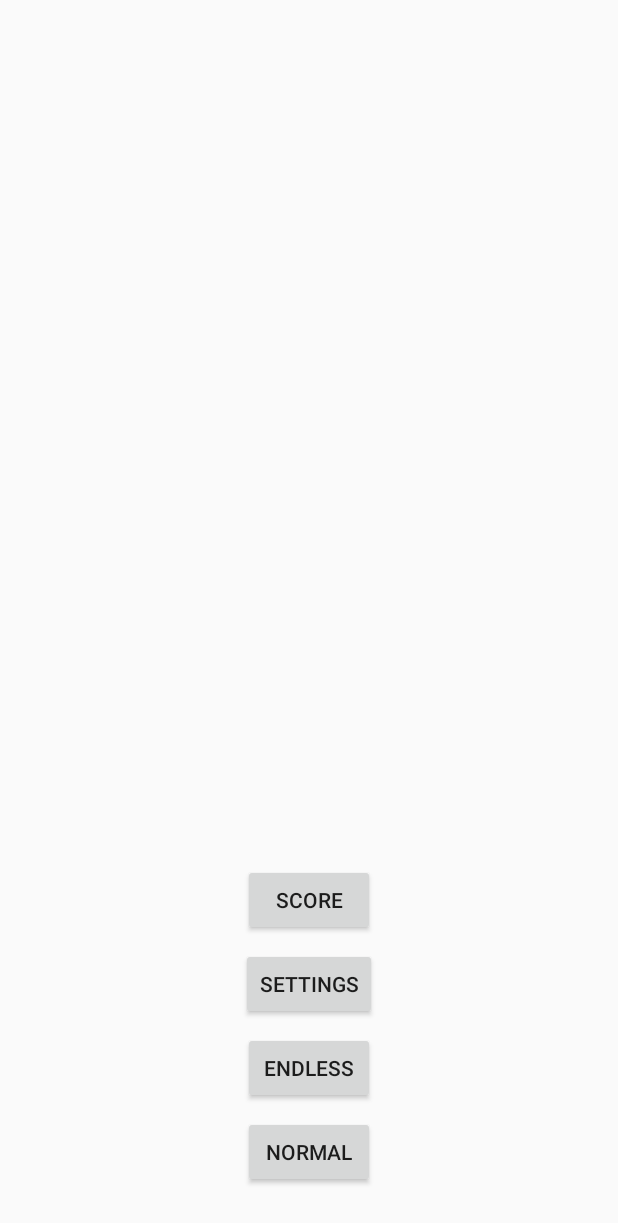
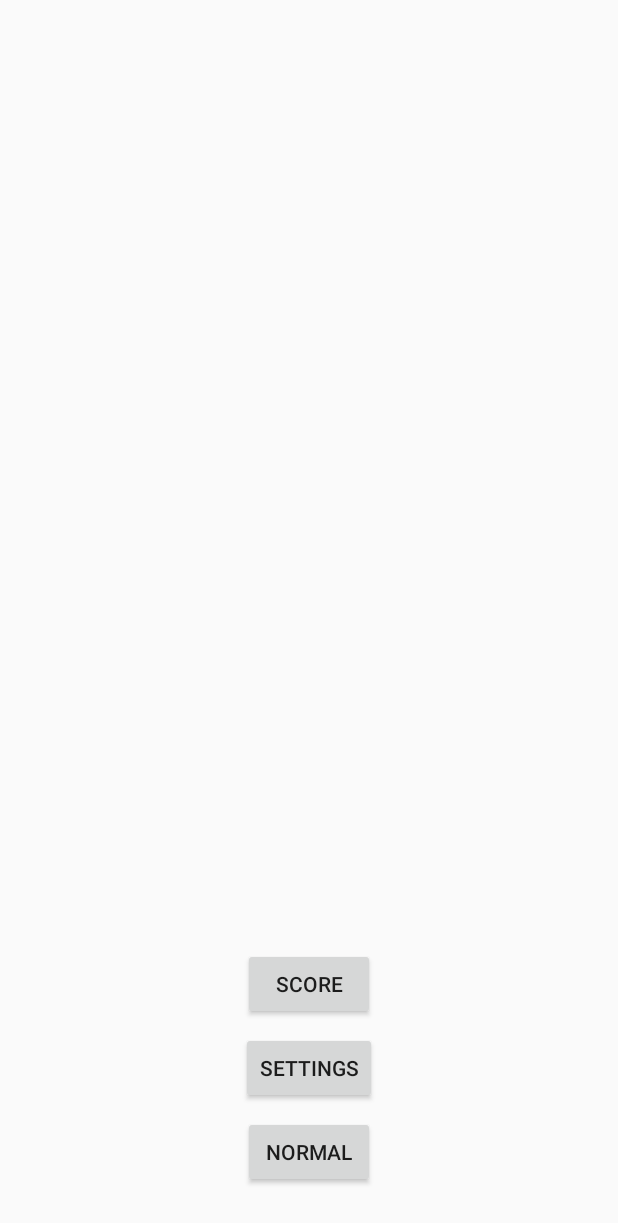
Before and after one commit to akalier/Defender2, an Android app: the layout activity_menu.xml on its own in the app's theme, with its tools: preview values and no code run, on a phone screen of 412 x 824 dp. Shown: the top 1223 px of the screen. Run offline under Robolectric (Android 15) with nearby library versions, the phone set to English and light mode, and no system bars.

Commit message:
Back to menu infinite loop fix

```diff
--- a/app/src/main/AndroidManifest.xml
+++ b/app/src/main/AndroidManifest.xml
@@ -20,8 +20,7 @@
         <activity
             android:name=".MenuActivity"
             android:label="Menu"
-            android:parentActivityName=".MainActivity"
-            android:screenOrientation="landscape">
+            android:parentActivityName=".MainActivity">
             <intent-filter>
                 <action android:name="android.intent.action.MAIN" />
 
--- a/app/src/main/java/com/example/ppolova/defender/GamePanel.java
+++ b/app/src/main/java/com/example/ppolova/defender/GamePanel.java
@@ -101,7 +101,7 @@ public class GamePanel extends SurfaceView implements SurfaceHolder.Callback {
     public void surfaceDestroyed(SurfaceHolder holder) {
 
         boolean retry = true;
-        while(true) {
+        while(retry) {
             try {
                 thread.setRunning(false);
                 thread.join();
--- a/app/src/main/res/layout/activity_menu.xml
+++ b/app/src/main/res/layout/activity_menu.xml
@@ -21,20 +21,6 @@
         app:layout_constraintStart_toStartOf="parent" />
 
     <Button
-        android:id="@+id/btn_endless"
-        android:layout_width="wrap_content"
-        android:layout_height="wrap_content"
-        android:layout_marginStart="8dp"
-        android:layout_marginLeft="8dp"
-        android:layout_marginEnd="8dp"
-        android:layout_marginRight="8dp"
-        android:layout_marginBottom="8dp"
-        android:text="ENDLESS"
-        app:layout_constraintBottom_toTopOf="@+id/btn_normal"
-        app:layout_constraintEnd_toEndOf="parent"
-        app:layout_constraintStart_toStartOf="parent" />
-
-    <Button
         android:id="@+id/btn_settings"
         android:layout_width="wrap_content"
         android:layout_height="wrap_content"
@@ -44,7 +30,7 @@
         android:layout_marginRight="8dp"
         android:layout_marginBottom="8dp"
         android:text="SETTINGS"
-        app:layout_constraintBottom_toTopOf="@+id/btn_endless"
+        app:layout_constraintBottom_toTopOf="@+id/btn_normal"
         app:layout_constraintEnd_toEndOf="parent"
         app:layout_constraintStart_toStartOf="parent" />
 
```
Also changed, not shown: app/src/main/java/com/example/ppolova/defender/MenuActivity.java (+0 -9 lines).
